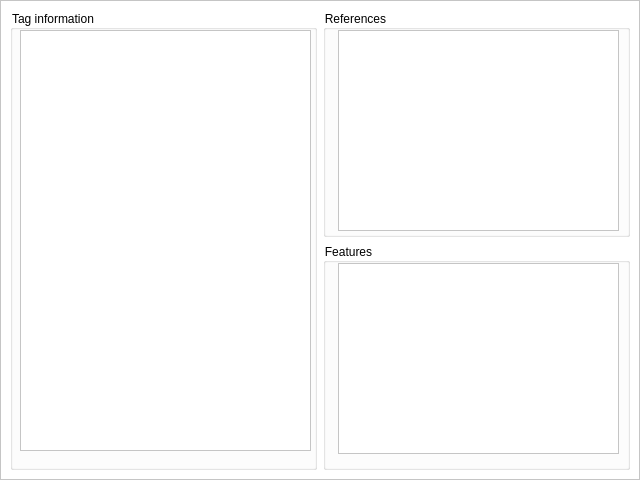
Above: TagView.ui from bendalab/NixView before the change. Below: the same form after it.
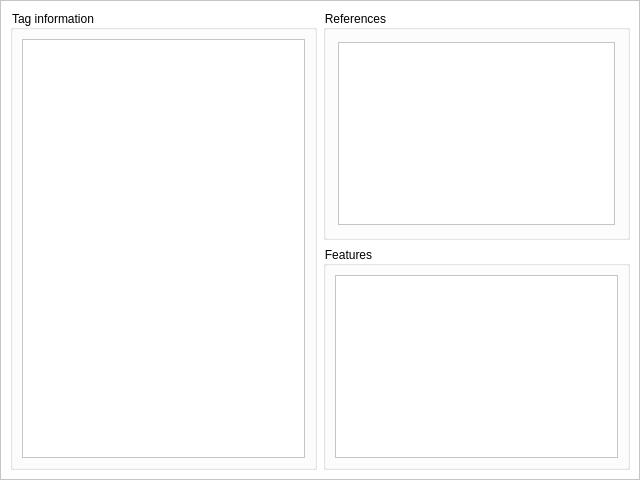
That is the form after the change.

Commit message: soem background and resizing issues handled

```diff
--- a/TagView.ui
+++ b/TagView.ui
@@ -31,59 +31,124 @@
      <height>478</height>
     </rect>
    </property>
+   <property name="autoFillBackground">
+    <bool>true</bool>
+   </property>
+   <property name="styleSheet">
+    <string notr="true">background-color: white</string>
+   </property>
    <layout class="QGridLayout" name="gridLayout">
     <item row="0" column="0" rowspan="2">
      <widget class="QGroupBox" name="tag_info">
+      <property name="sizePolicy">
+       <sizepolicy hsizetype="Expanding" vsizetype="Expanding">
+        <horstretch>0</horstretch>
+        <verstretch>0</verstretch>
+       </sizepolicy>
+      </property>
+      <property name="autoFillBackground">
+       <bool>true</bool>
+      </property>
+      <property name="styleSheet">
+       <string notr="true">background-color: white</string>
+      </property>
       <property name="title">
        <string>Tag information</string>
       </property>
-      <widget class="QTextEdit" name="entity_description">
-       <property name="geometry">
-        <rect>
-         <x>10</x>
-         <y>20</y>
-         <width>291</width>
-         <height>421</height>
-        </rect>
-       </property>
-      </widget>
+      <layout class="QVBoxLayout" name="verticalLayout">
+       <item>
+        <widget class="QTextEdit" name="entity_description">
+         <property name="enabled">
+          <bool>true</bool>
+         </property>
+         <property name="sizePolicy">
+          <sizepolicy hsizetype="Expanding" vsizetype="Expanding">
+           <horstretch>0</horstretch>
+           <verstretch>0</verstretch>
+          </sizepolicy>
+         </property>
+         <property name="autoFillBackground">
+          <bool>true</bool>
+         </property>
+         <property name="styleSheet">
+          <string notr="true">background-color: white</string>
+         </property>
+         <property name="readOnly">
+          <bool>true</bool>
+         </property>
+        </widget>
+       </item>
+      </layout>
      </widget>
     </item>
     <item row="0" column="1">
      <widget class="QGroupBox" name="groupBox">
+      <property name="sizePolicy">
+       <sizepolicy hsizetype="Expanding" vsizetype="Expanding">
+        <horstretch>0</horstretch>
+        <verstretch>0</verstretch>
+       </sizepolicy>
+      </property>
       <property name="autoFillBackground">
        <bool>false</bool>
       </property>
+      <property name="styleSheet">
+       <string notr="true">background-color: white;
+border-color: rgb(255, 255, 255);
+gridline-color: rgb(255, 255, 255);</string>
+      </property>
       <property name="title">
        <string>References</string>
       </property>
-      <widget class="QListWidget" name="listWidget_2">
-       <property name="geometry">
-        <rect>
-         <x>15</x>
-         <y>20</y>
-         <width>281</width>
-         <height>201</height>
-        </rect>
+      <layout class="QHBoxLayout" name="horizontalLayout">
+       <property name="leftMargin">
+        <number>12</number>
        </property>
-      </widget>
+       <property name="topMargin">
+        <number>12</number>
+       </property>
+       <property name="rightMargin">
+        <number>12</number>
+       </property>
+       <property name="bottomMargin">
+        <number>12</number>
+       </property>
+       <item>
+        <widget class="QListWidget" name="refernce_list">
+         <property name="styleSheet">
+          <string notr="true">background-color: white</string>
+         </property>
+        </widget>
+       </item>
+      </layout>
      </widget>
     </item>
     <item row="1" column="1">
      <widget class="QGroupBox" name="feature_box">
+      <property name="sizePolicy">
+       <sizepolicy hsizetype="Expanding" vsizetype="Expanding">
+        <horstretch>0</horstretch>
+        <verstretch>0</verstretch>
+       </sizepolicy>
+      </property>
+      <property name="autoFillBackground">
+       <bool>true</bool>
+      </property>
+      <property name="styleSheet">
+       <string notr="true">background-color: white</string>
+      </property>
       <property name="title">
        <string>Features</string>
       </property>
-      <widget class="QListWidget" name="listWidget">
-       <property name="geometry">
-        <rect>
-         <x>15</x>
-         <y>20</y>
-         <width>281</width>
-         <height>191</height>
-        </rect>
-       </property>
-      </widget>
+      <layout class="QHBoxLayout" name="horizontalLayout_2">
+       <item>
+        <widget class="QListWidget" name="feature_list">
+         <property name="styleSheet">
+          <string notr="true">background-color: white</string>
+         </property>
+        </widget>
+       </item>
+      </layout>
      </widget>
     </item>
    </layout>
```
